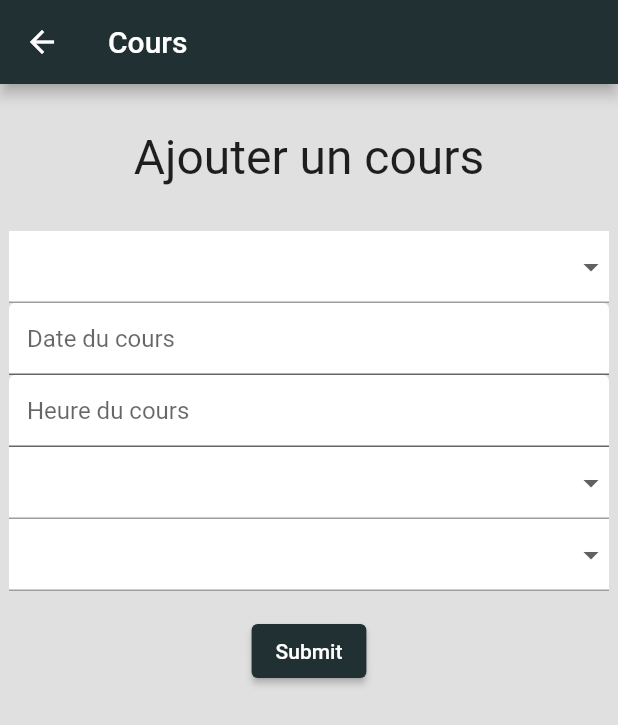
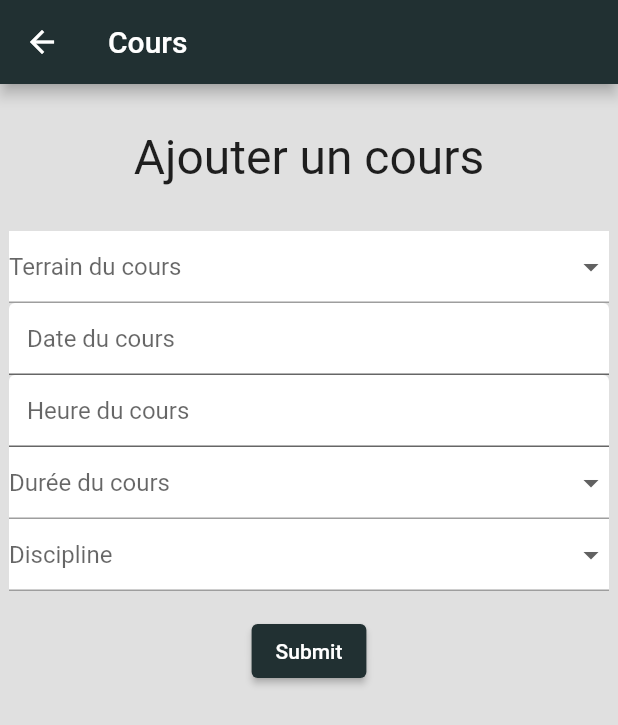
Before and after one commit to FlorianCohenJoly/FlutterCoding, a Flutter app: the Cours screen opened directly, on a phone screen of 412 x 824 dp. Shown: the top 725 px of the screen. Run offline on Flutter 3.47's test engine with Material 2 defaults, Android fonts, the phone set to English and light mode, and no system bars; our stand-ins replace lottie; missing offline and left inert: mongo_dart.

Commit message:
Ajout d'un placeholder dans les menus déroulant

```diff
--- a/app_flutter_coding/lib/view/cours.dart
+++ b/app_flutter_coding/lib/view/cours.dart
@@ -57,7 +57,7 @@ class _CoursState extends State<Cours> {
                     Container(
                       color: Color.fromARGB(255, 255, 255, 255),
                       child: DropdownButtonFormField(
-                        dropdownColor: Colors.grey[100],
+                        hint: Text("Terrain du cours"),
                         items: const [
                           DropdownMenuItem(
                             value: "carriere",
@@ -95,6 +95,7 @@ class _CoursState extends State<Cours> {
                     Container(
                       color: Color.fromARGB(255, 255, 255, 255),
                       child: DropdownButtonFormField(
+                        hint: Text("Durée du cours"),
                         items: const [
                           DropdownMenuItem(
                             value: "30min",
@@ -115,6 +116,7 @@ class _CoursState extends State<Cours> {
                     Container(
                       color: Color.fromARGB(255, 255, 255, 255),
                       child: DropdownButtonFormField(
+                        hint: Text("Discipline"),
                         items: const [
                           DropdownMenuItem(
                             value: "dressage",
```
